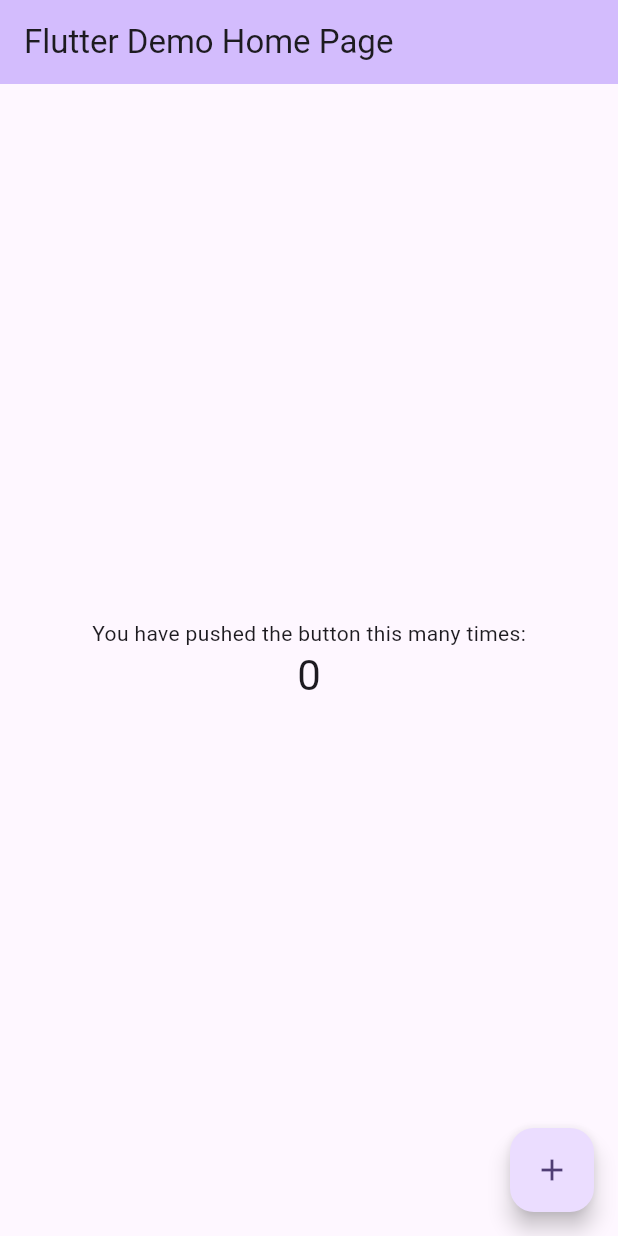
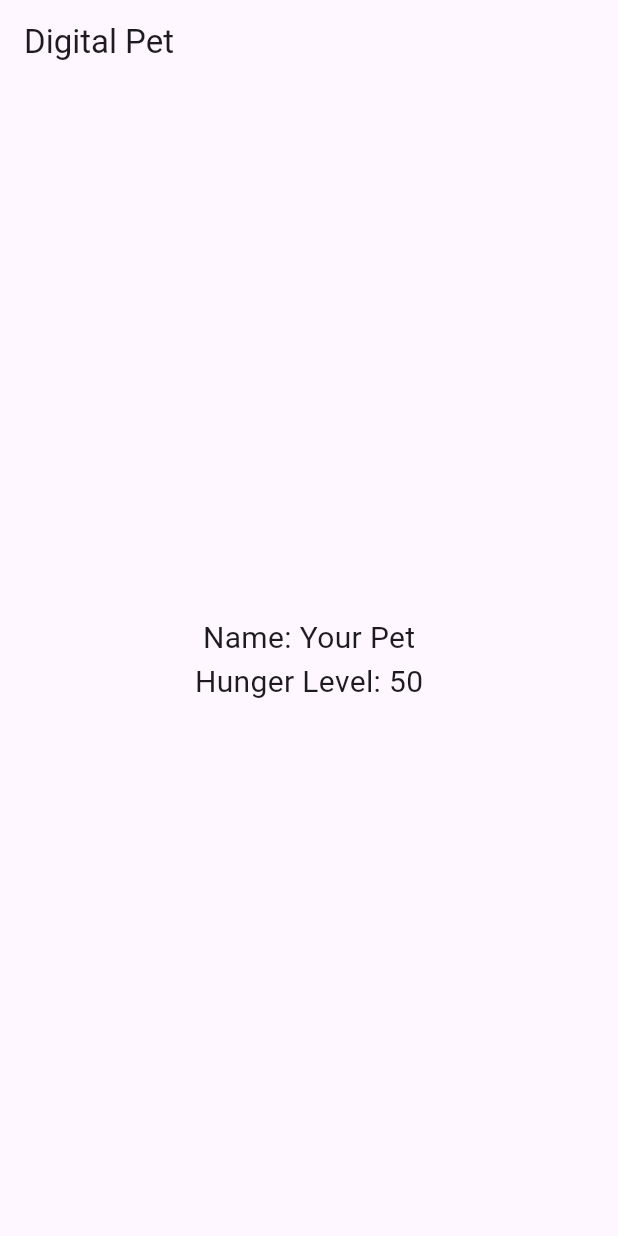
Before and after one commit to sricharan8462/digipet_act5, a Flutter app: the screen it shows after launch, on a phone screen of 412 x 824 dp. Run offline on Flutter 3.47's test engine with Material 3 defaults, Android fonts, the phone set to English and light mode, and no system bars.

Commit message:
Added hunger timer that increases hunger every 30 seconds

```diff
--- a/lib/main.dart
+++ b/lib/main.dart
@@ -1,125 +1,52 @@
 import 'package:flutter/material.dart';
+import 'dart:async';
 
 void main() {
-  runApp(const MyApp());
+  runApp(MaterialApp(
+    home: DigitalPetApp(),
+  ));
 }
 
-class MyApp extends StatelessWidget {
-  const MyApp({super.key});
-
-  // This widget is the root of your application.
+class DigitalPetApp extends StatefulWidget {
   @override
-  Widget build(BuildContext context) {
-    return MaterialApp(
-      title: 'Flutter Demo',
-      theme: ThemeData(
-        // This is the theme of your application.
-        //
-        // TRY THIS: Try running your application with "flutter run". You'll see
-        // the application has a purple toolbar. Then, without quitting the app,
-        // try changing the seedColor in the colorScheme below to Colors.green
-        // and then invoke "hot reload" (save your changes or press the "hot
-        // reload" button in a Flutter-supported IDE, or press "r" if you used
-        // the command line to start the app).
-        //
-        // Notice that the counter didn't reset back to zero; the application
-        // state is not lost during the reload. To reset the state, use hot
-        // restart instead.
-        //
-        // This works for code too, not just values: Most code changes can be
-        // tested with just a hot reload.
-        colorScheme: ColorScheme.fromSeed(seedColor: Colors.deepPurple),
-        useMaterial3: true,
-      ),
-      home: const MyHomePage(title: 'Flutter Demo Home Page'),
-    );
-  }
+  _DigitalPetAppState createState() => _DigitalPetAppState();
 }
 
-class MyHomePage extends StatefulWidget {
-  const MyHomePage({super.key, required this.title});
-
-  // This widget is the home page of your application. It is stateful, meaning
-  // that it has a State object (defined below) that contains fields that affect
-  // how it looks.
-
-  // This class is the configuration for the state. It holds the values (in this
-  // case the title) provided by the parent (in this case the App widget) and
-  // used by the build method of the State. Fields in a Widget subclass are
-  // always marked "final".
-
-  final String title;
+class _DigitalPetAppState extends State<DigitalPetApp> {
+  String petName = "Your Pet";
+  int hungerLevel = 50;
+  Timer? hungerTimer;
 
   @override
-  State<MyHomePage> createState() => _MyHomePageState();
-}
+  void initState() {
+    super.initState();
+    startHungerTimer();
+  }
 
-class _MyHomePageState extends State<MyHomePage> {
-  int _counter = 0;
-
-  void _incrementCounter() {
-    setState(() {
-      // This call to setState tells the Flutter framework that something has
-      // changed in this State, which causes it to rerun the build method below
-      // so that the display can reflect the updated values. If we changed
-      // _counter without calling setState(), then the build method would not be
-      // called again, and so nothing would appear to happen.
-      _counter++;
+  void startHungerTimer() {
+    hungerTimer = Timer.periodic(Duration(seconds: 30), (timer) {
+      setState(() {
+        hungerLevel = (hungerLevel + 5).clamp(0, 100);
+      });
     });
   }
 
   @override
   Widget build(BuildContext context) {
-    // This method is rerun every time setState is called, for instance as done
-    // by the _incrementCounter method above.
-    //
-    // The Flutter framework has been optimized to make rerunning build methods
-    // fast, so that you can just rebuild anything that needs updating rather
-    // than having to individually change instances of widgets.
     return Scaffold(
       appBar: AppBar(
-        // TRY THIS: Try changing the color here to a specific color (to
-        // Colors.amber, perhaps?) and trigger a hot reload to see the AppBar
-        // change color while the other colors stay the same.
-        backgroundColor: Theme.of(context).colorScheme.inversePrimary,
-        // Here we take the value from the MyHomePage object that was created by
-        // the App.build method, and use it to set our appbar title.
-        title: Text(widget.title),
+        title: Text('Digital Pet'),
       ),
       body: Center(
-        // Center is a layout widget. It takes a single child and positions it
-        // in the middle of the parent.
         child: Column(
-          // Column is also a layout widget. It takes a list of children and
-          // arranges them vertically. By default, it sizes itself to fit its
-          // children horizontally, and tries to be as tall as its parent.
-          //
-          // Column has various properties to control how it sizes itself and
-          // how it positions its children. Here we use mainAxisAlignment to
-          // center the children vertically; the main axis here is the vertical
-          // axis because Columns are vertical (the cross axis would be
-          // horizontal).
-          //
-          // TRY THIS: Invoke "debug painting" (choose the "Toggle Debug Paint"
-          // action in the IDE, or press "p" in the console), to see the
-          // wireframe for each widget.
           mainAxisAlignment: MainAxisAlignment.center,
           children: <Widget>[
-            const Text(
-              'You have pushed the button this many times:',
-            ),
-            Text(
-              '$_counter',
-              style: Theme.of(context).textTheme.headlineMedium,
-            ),
+            Text('Name: $petName', style: TextStyle(fontSize: 20.0)),
+            Text('Hunger Level: $hungerLevel',
+                style: TextStyle(fontSize: 20.0)),
           ],
         ),
       ),
-      floatingActionButton: FloatingActionButton(
-        onPressed: _incrementCounter,
-        tooltip: 'Increment',
-        child: const Icon(Icons.add),
-      ), // This trailing comma makes auto-formatting nicer for build methods.
     );
   }
 }
```
